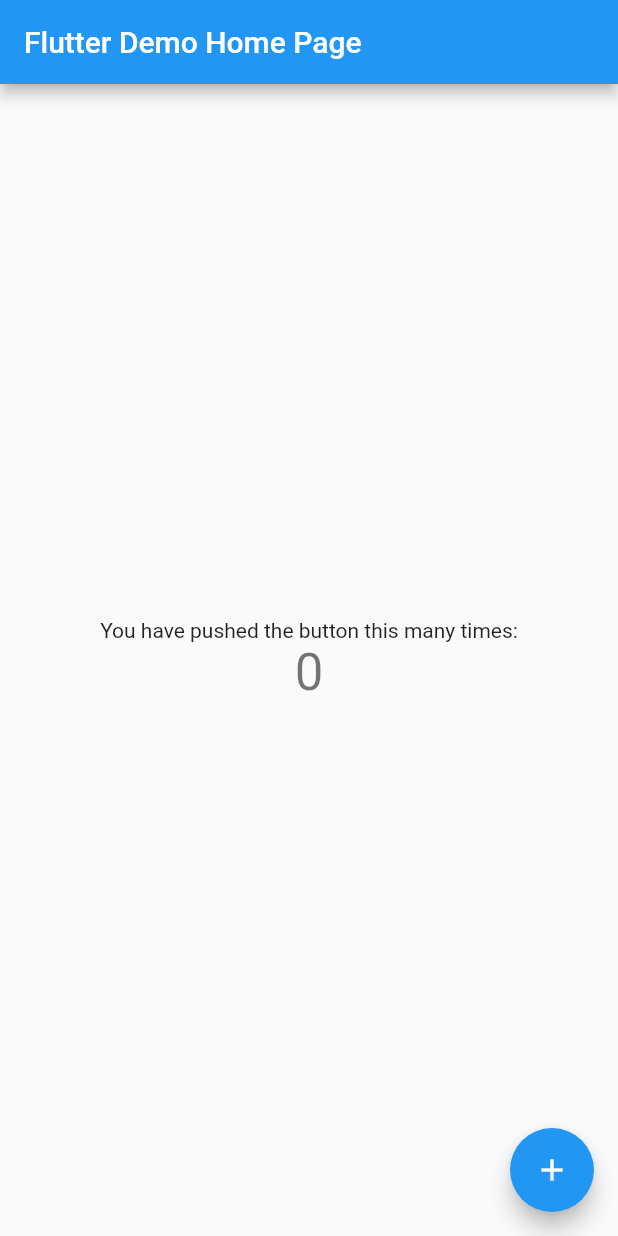
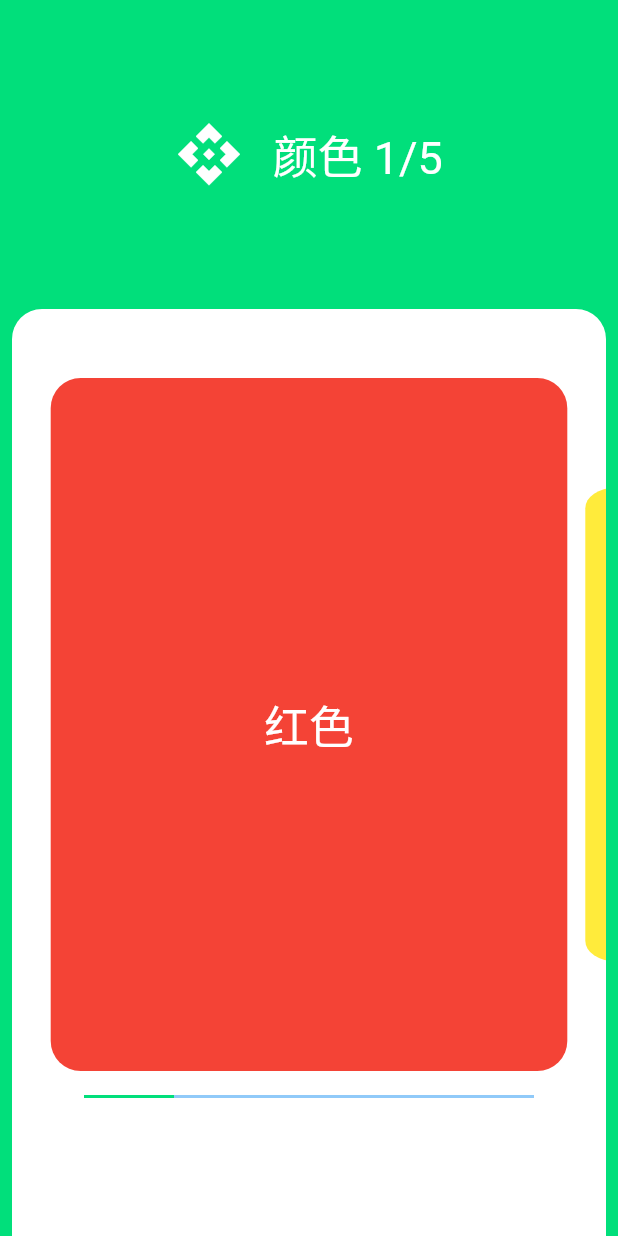
Before and after one commit to davidzou/ColorList, a Flutter app: the screen it shows after launch, on a phone screen of 412 x 824 dp. Run offline on Flutter 3.47's test engine with Material 2 defaults, Android fonts, the phone set to English and light mode, and no system bars.

Commit message:
update color list for flutter dart

```diff
--- a/flutter/color_list/lib/main.dart
+++ b/flutter/color_list/lib/main.dart
@@ -5,25 +5,12 @@ void main() {
 }
 
 class MyApp extends StatelessWidget {
-  // This widget is the root of your application.
   @override
   Widget build(BuildContext context) {
     return MaterialApp(
-      title: 'Flutter Demo',
+      title: 'Color List',
       theme: ThemeData(
-        // This is the theme of your application.
-        //
-        // Try running your application with "flutter run". You'll see the
-        // application has a blue toolbar. Then, without quitting the app, try
-        // changing the primarySwatch below to Colors.green and then invoke
-        // "hot reload" (press "r" in the console where you ran "flutter run",
-        // or simply save your changes to "hot reload" in a Flutter IDE).
-        // Notice that the counter didn't reset back to zero; the application
-        // is not restarted.
         primarySwatch: Colors.blue,
-        // This makes the visual density adapt to the platform that you run
-        // the app on. For desktop platforms, the controls will be smaller and
-        // closer together (more dense) than on mobile platforms.
         visualDensity: VisualDensity.adaptivePlatformDensity,
       ),
       home: MyHomePage(title: 'Flutter Demo Home Page'),
@@ -33,16 +20,6 @@ class MyApp extends StatelessWidget {
 
 class MyHomePage extends StatefulWidget {
   MyHomePage({Key key, this.title}) : super(key: key);
-
-  // This widget is the home page of your application. It is stateful, meaning
-  // that it has a State object (defined below) that contains fields that affect
-  // how it looks.
-
-  // This class is the configuration for the state. It holds the values (in this
-  // case the title) provided by the parent (in this case the App widget) and
-  // used by the build method of the State. Fields in a Widget subclass are
-  // always marked "final".
-
   final String title;
 
   @override
@@ -50,68 +27,198 @@ class MyHomePage extends StatefulWidget {
 }
 
 class _MyHomePageState extends State<MyHomePage> {
-  int _counter = 0;
+// 进度监听对象
+  final ValueNotifier<double> factor = ValueNotifier<double>(1 / 5);
 
-  void _incrementCounter() {
-    setState(() {
-      // This call to setState tells the Flutter framework that something has
-      // changed in this State, which causes it to rerun the build method below
-      // so that the display can reflect the updated values. If we changed
-      // _counter without calling setState(), then the build method would not be
-      // called again, and so nothing would appear to happen.
-      _counter++;
-    });
+// 页数监听对象
+  final ValueNotifier<int> page = ValueNotifier<int>(1);
+
+  // 页面滑动控制器
+  PageController _ctrl;
+
+// 测试组件 色块
+  final List<Widget> testWidgets =
+      // [Colors.red, Colors.yellow, Colors.blue, Colors.green, Colors.orange]
+      [
+    ColorObject(name: "红色", color: Colors.red),
+    ColorObject(name: "黄色", color: Colors.yellow),
+    ColorObject(name: "蓝色", color: Colors.blue),
+    ColorObject(name: "绿色", color: Colors.green),
+    ColorObject(name: "橙色", color: Colors.orange),
+  ]
+          .map(
+            (e) => Container(
+              decoration: BoxDecoration(
+                color: e.color,
+                borderRadius: BorderRadius.all(
+                  Radius.circular(20),
+                ),
+              ),
+              child: Center(
+                child: Text(
+                  e.name,
+                  style: TextStyle(fontSize:30.0, color: Colors.white),
+                ),
+              ),
+            ),
+          )
+          .toList();
+
+  Color get startColor =>  Color(0xff00fa60);//Colors.red; // 起点颜色
+  Color get endColor => Color(0xff0575e6);//Colors.blue; // 终点颜色
+
+
+  //圆角装饰
+  BoxDecoration get boxDecoration => const BoxDecoration(
+      color: Colors.white,
+      borderRadius: BorderRadius.only(
+          topLeft: Radius.circular(20), topRight: Radius.circular(20)));
+
+  // 初始化
+  @override
+  void initState() {
+    super.initState();
+    _ctrl = PageController(
+      viewportFraction: 0.9,
+    )..addListener(() {
+        double value = (_ctrl.page + 1) % 5 / 5;
+        factor.value = value == 0 ? 1 : value;
+      });
+  }
+
+  // 释放对象
+  @override
+  void dispose() {
+    _ctrl.dispose();
+    page.dispose();
+    factor.dispose();
+    super.dispose();
+  }
+
+  Widget _buildProgress() => Container(
+        margin: EdgeInsets.only(bottom: 12, left: 48, right: 48, top: 10),
+        height: 2,
+        child: ValueListenableBuilder(
+          valueListenable: factor,
+          builder: (context, value, child) {
+            return LinearProgressIndicator(
+              value: factor.value,
+              valueColor: AlwaysStoppedAnimation(
+                Color.lerp(
+                  startColor,
+                  endColor,
+                  factor.value,
+                ),
+              ),
+            );
+          },
+        ),
+      );
+
+  Widget _buildTitle(BuildContext context) {
+    print('---------_buildTitle------------');
+    return Container(
+      alignment: Alignment.center,
+      height: MediaQuery.of(context).size.height * 0.25,
+      child: Row(
+        mainAxisSize: MainAxisSize.min,
+        children: [
+          Icon(
+            Icons.api,
+            color: Colors.white,
+            size: 45,
+          ),
+          SizedBox(
+            width: 20,
+          ),
+          ValueListenableBuilder(
+            valueListenable: page,
+            builder: _buildWithPageChange,
+          ),
+        ],
+      ),
+    );
+  }
+
+  Widget _buildWithPageChange(BuildContext context, int value, Widget child) {
+    return Text(
+      "颜色 $value/5",
+      style: TextStyle(fontSize: 30, color: Colors.white),
+    );
+  }
+
+  Widget _buildContent() {
+    return Container(
+        padding: EdgeInsets.only(bottom: 80, top: 40),
+        child: Column(
+          children: [
+            Expanded(
+              child: PageView.builder(
+                onPageChanged: (index) => page.value = index + 1,
+                controller: _ctrl,
+                itemCount: testWidgets.length,
+                itemBuilder: (_, index) => AnimatedBuilder(
+                    child: Padding(
+                      padding: const EdgeInsets.all(6.0),
+                      child: testWidgets[index],
+                    ),
+                    animation: _ctrl,
+                    builder: (context, child) =>
+                        _buildAnimOfItem(context, child, index)),
+              ),
+            ),
+            _buildProgress(),
+          ],
+        ));
+  }
+
+  Widget _buildAnimOfItem(BuildContext context, Widget child, int index) {
+    double value;
+    if (_ctrl.position.haveDimensions) {
+      value = _ctrl.page - index;
+    } else {
+      value = index.toDouble();
+    }
+    value = (1 - ((value.abs()) * .5)).clamp(0, 1).toDouble();
+    value = Curves.easeOut.transform(value);
+    return Transform(
+      transform: Matrix4.diagonal3Values(1.0, value, 1.0),
+      alignment: Alignment.center,
+      child: child,
+    );
   }
 
   @override
   Widget build(BuildContext context) {
-    // This method is rerun every time setState is called, for instance as done
-    // by the _incrementCounter method above.
-    //
-    // The Flutter framework has been optimized to make rerunning build methods
-    // fast, so that you can just rebuild anything that needs updating rather
-    // than having to individually change instances of widgets.
     return Scaffold(
-      appBar: AppBar(
-        // Here we take the value from the MyHomePage object that was created by
-        // the App.build method, and use it to set our appbar title.
-        title: Text(widget.title),
-      ),
-      body: Center(
-        // Center is a layout widget. It takes a single child and positions it
-        // in the middle of the parent.
-        child: Column(
-          // Column is also a layout widget. It takes a list of children and
-          // arranges them vertically. By default, it sizes itself to fit its
-          // children horizontally, and tries to be as tall as its parent.
-          //
-          // Invoke "debug painting" (press "p" in the console, choose the
-          // "Toggle Debug Paint" action from the Flutter Inspector in Android
-          // Studio, or the "Toggle Debug Paint" command in Visual Studio Code)
-          // to see the wireframe for each widget.
-          //
-          // Column has various properties to control how it sizes itself and
-          // how it positions its children. Here we use mainAxisAlignment to
-          // center the children vertically; the main axis here is the vertical
-          // axis because Columns are vertical (the cross axis would be
-          // horizontal).
-          mainAxisAlignment: MainAxisAlignment.center,
-          children: <Widget>[
-            Text(
-              'You have pushed the button this many times:',
-            ),
-            Text(
-              '$_counter',
-              style: Theme.of(context).textTheme.headline4,
-            ),
-          ],
+      body: ValueListenableBuilder(
+        valueListenable: factor,
+        builder: (_, value, child) => Container(
+          color: Color.lerp(startColor, endColor, value),
+          child: child, //<--- tag1
+        ),
+        child: Container(
+          //<--- tag2
+          child: Column(
+            children: [
+              _buildTitle(context),
+              Expanded(
+                  child: Container(
+                child: _buildContent(),
+                margin: const EdgeInsets.only(left: 8, right: 8),
+                decoration: boxDecoration,
+              ))
+            ],
+          ),
         ),
       ),
-      floatingActionButton: FloatingActionButton(
-        onPressed: _incrementCounter,
-        tooltip: 'Increment',
-        child: Icon(Icons.add),
-      ), // This trailing comma makes auto-formatting nicer for build methods.
     );
   }
 }
+
+class ColorObject {
+  ColorObject({this.name, this.color});
+
+  final String name;
+  final Color color;
+}
```
